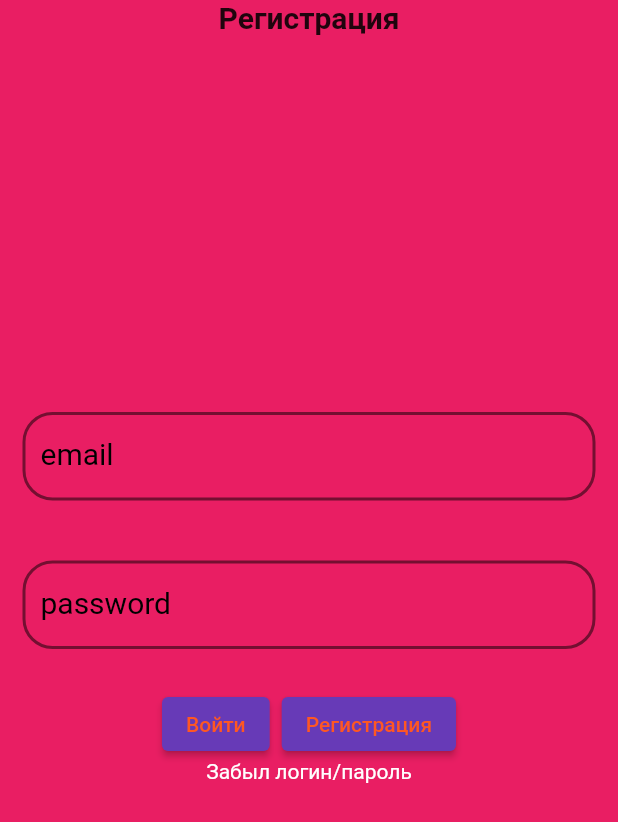
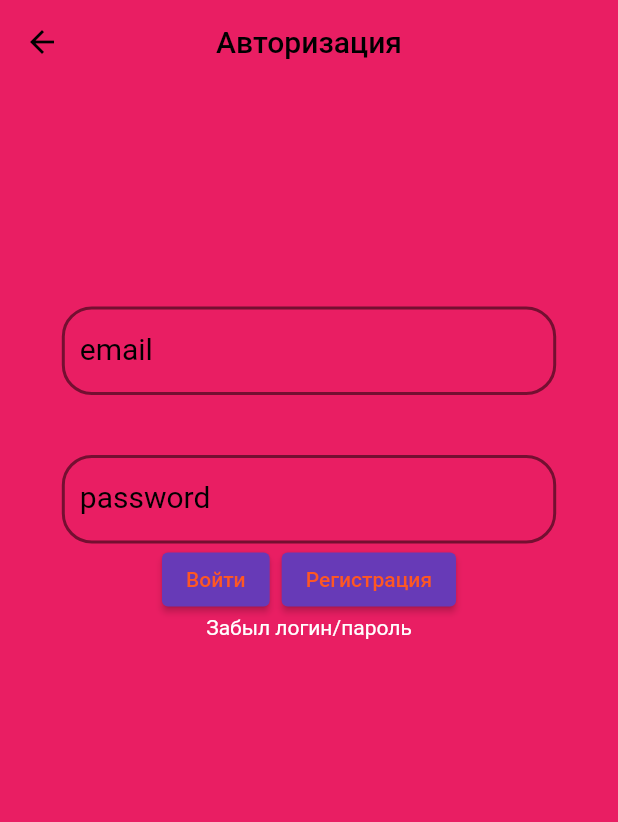
Before and after one commit to WeOwnYou/flutter_app, a Flutter app: the AuthView screen opened by its route, on a phone screen of 412 x 824 dp. Shown: the top 822 px of the screen. Run offline on Flutter 3.47's test engine with Material 2 defaults, Android fonts, the phone set to English and light mode, and no system bars; our stand-ins replace cloud_firestore, dio, firebase_auth, firebase_core, firebase_crashlytics; accounts and stored records are empty.

Commit message:
рефакторинг в целом по приложению

```diff
--- a/lib/core/ui/screens/auth_screen/auth_view.dart
+++ b/lib/core/ui/screens/auth_screen/auth_view.dart
@@ -2,6 +2,8 @@ import 'package:flutter/material.dart';
 import 'package:flutter_app/core/ui/screens/auth_screen/auth_view_model.dart';
 import 'package:flutter_app/core/widgets/loading_widget.dart';
 import 'package:provider/provider.dart';
+
+// EdgeInsets.only(bottom: MediaQuery.of(context).viewInsets.bottom)
 
 class AuthView extends StatelessWidget {
   const AuthView({Key? key}) : super(key: key);
@@ -9,99 +11,67 @@ class AuthView extends StatelessWidget {
   @override
   Widget build(BuildContext context) {
     final isLoading = context.select((AuthViewModel vm) => vm.isLoading);
-    return Scaffold(
-      backgroundColor: Colors.pink,
-      body: SingleChildScrollView(
-        child: SizedBox(
-          height: isLoading
-              ? MediaQuery.of(context).size.height + 50
-              : MediaQuery.of(context).size.height,
-          child: Center(
-            child: Padding(
-              padding: const EdgeInsets.symmetric(horizontal: 15),
-              child: SafeArea(
-                child: Column(
-                  mainAxisAlignment: MainAxisAlignment.center,
-                  children: const [
-                    Expanded(
-                      child: Text(
-                        'Регистрация',
-                        style: TextStyle(
-                          fontWeight: FontWeight.bold,
-                          fontSize: 20,
-                        ),
-                      ),
-                    ),
-                    Expanded(flex: 2, child: AuthField()),
-                  ],
-                ),
-              ),
-            ),
-          ),
-        ),
-      ),
-    );
-  }
-}
-
-class AuthField extends StatelessWidget {
-  const AuthField({Key? key}) : super(key: key);
-
-  @override
-  Widget build(BuildContext context) {
     final vm = Provider.of<AuthViewModel>(context, listen: false);
     final errorText = context.select((AuthViewModel vm) => vm.errorText);
-    final isLoading = context.select((AuthViewModel vm) => vm.isLoading);
-    return Column(
-      children: [
-        TextFormField(
-          controller: vm.emailController,
-          decoration: InputDecoration(
+    final decoration = InputDecoration(
       focusedBorder: OutlineInputBorder(
         borderRadius: BorderRadius.circular(20),
         borderSide: const BorderSide(width: 3),
       ),
       enabledBorder: OutlineInputBorder(
         borderRadius: BorderRadius.circular(20),
-              borderSide:
-                  BorderSide(color: Colors.black.withOpacity(0.5), width: 2),
+        borderSide: BorderSide(color: Colors.black.withOpacity(0.5), width: 2),
       ),
-            labelText: 'email',
       labelStyle: const TextStyle(fontSize: 20, color: Colors.black),
+    );
+    return Scaffold(
+      appBar: AppBar(
+        foregroundColor: Colors.black,
+        centerTitle: true,
+        backgroundColor: Colors.transparent,
+        elevation: 0,
+        title: const Text(
+          'Авторизация',
         ),
       ),
-        Padding(
-          padding: const EdgeInsets.only(top: 40),
-          child: TextFormField(
-            controller: vm.passwordController,
-            decoration: InputDecoration(
-              focusedBorder: OutlineInputBorder(
-                borderRadius: BorderRadius.circular(20),
-                borderSide: const BorderSide(width: 3),
+      backgroundColor: Colors.pink,
+      body: SingleChildScrollView(
+        reverse: true,
+        child: Center(
+          child: FractionallySizedBox(
+            widthFactor: 0.8,
+            child: Column(
+              children: [
+                SizedBox(
+                  height: MediaQuery.of(context).size.height * 0.18,
                 ),
-              enabledBorder: OutlineInputBorder(
-                borderRadius: BorderRadius.circular(20),
-                borderSide: BorderSide(
-                  color: Colors.black.withOpacity(0.5),
-                  width: 2,
+                TextField(
+                  onChanged: (input) => vm.changeAuthData(input, true),
+                  // controller: vm.emailController,
+                  decoration: decoration.copyWith(labelText: 'email'),
                 ),
+                const SizedBox(
+                  height: 40,
                 ),
+                TextField(
+                  onChanged: (input) => vm.changeAuthData(input, false),
+                  obscureText: true,
+                  // controller: vm.passwordController,
+                  decoration: decoration.copyWith(
                     labelText: 'password',
-              labelStyle: const TextStyle(fontSize: 20, color: Colors.black),
-              helperText: errorText,
-              helperStyle: const TextStyle(color: Colors.white, fontSize: 15),
-            ),
+                    hintText: errorText,
                   ),
                 ),
                 Row(
                   mainAxisAlignment: MainAxisAlignment.center,
                   children: [
-            Padding(
-              padding: const EdgeInsets.only(right: 8),
-              child: ElevatedButton(
-                onPressed: isLoading ? null : vm.signInWithEmailAndPassword,
+                    ElevatedButton(
+                      onPressed:
+                          isLoading ? null : vm.signInWithEmailAndPassword,
                       child: const Text('Войти'),
                     ),
+                    const SizedBox(
+                      width: 8,
                     ),
                     ElevatedButton(
                       onPressed: isLoading ? null : vm.registerAccount,
@@ -118,10 +88,13 @@ class AuthField extends StatelessWidget {
                     isActive: true,
                     size: 50,
                     color: Colors.white,
-          )
-        else
-          const SizedBox.shrink(),
+                  ),
+                // SizedBox(height: MediaQuery.of(context).viewInsets.bottom,)
               ],
+            ),
+          ),
+        ),
+      ),
     );
   }
 }
--- a/lib/core/ui/screens/auth_screen/auth_view_model.dart
+++ b/lib/core/ui/screens/auth_screen/auth_view_model.dart
@@ -1,32 +1,35 @@
 import 'dart:async';
 
 import 'package:firebase_auth/firebase_auth.dart';
-import 'package:firebase_core/firebase_core.dart';
 import 'package:flutter/material.dart';
 import 'package:flutter_app/core/navigation/main_navigation.dart';
-import 'package:flutter_app/firebase_options.dart';
+
+
+//TODO(модель): подумать как расширить, чтобы не хранить миллиард полей
+class AuthModel {
+  String login;
+  String password;
+
+  AuthModel({
+    this.login = '',
+    this.password = '',
+  });
+
+  @override
+  String toString() {
+    return 'AuthModel{login: $login, password: $password}';
+  }
+}
 
 class AuthViewModel extends ChangeNotifier {
   final BuildContext context;
-  final _emailController = TextEditingController();
-  final _passwordController = TextEditingController();
+  final AuthModel _authModel = AuthModel();
   String _errorText = '';
   bool _isLoading = false;
-
-  TextEditingController get emailController => _emailController;
-  TextEditingController get passwordController => _passwordController;
   String get errorText => _errorText;
   bool get isLoading => _isLoading;
 
-  AuthViewModel(this.context) {
-    init();
-  }
-
-  Future<void> init() async {
-    await Firebase.initializeApp(
-      options: DefaultFirebaseOptions.currentPlatform,
-    );
-  }
+  AuthViewModel(this.context);
 
   Future<void> registerAccount() async {
     _isLoading = true;
@@ -34,11 +37,11 @@ class AuthViewModel extends ChangeNotifier {
     notifyListeners();
     try {
       await FirebaseAuth.instance.createUserWithEmailAndPassword(
-        email: _emailController.text,
-        password: _passwordController.text,
+        email: _authModel.login,
+        password: _authModel.password,
       );
     } on FirebaseAuthException catch (e) {
-      _errorText = getErrorMessage(e.message);
+      _errorText = _getErrorMessage(e.message);
     }
     _isLoading = false;
     notifyListeners();
@@ -60,14 +63,20 @@ class AuthViewModel extends ChangeNotifier {
           Routes.homeScreen,
         ),
       );
+      _isLoading = false;
+      notifyListeners();
     } on FirebaseAuthException catch (e) {
-      _errorText = getErrorMessage(e.message);
+      _errorText = _getErrorMessage(e.message);
       _isLoading = false;
       notifyListeners();
     }
   }
 
-  String getErrorMessage(String? error) {
+  void changeAuthData(String input, bool isLogin) {
+    isLogin ? _authModel.login = input : _authModel.password = input;
+  }
+
+  String _getErrorMessage(String? error) {
     switch (error) {
       case 'The email address is badly formatted.':
         return 'Неправильный формат email';
--- a/lib/domain/factories/screen_factory.dart
+++ b/lib/domain/factories/screen_factory.dart
@@ -1,4 +1,5 @@
 import 'package:flutter/material.dart';
+import 'package:flutter_app/application/ui/handlers/error_handler.dart';
 import 'package:flutter_app/core/ui/screens/auth_screen/auth_view.dart';
 import 'package:flutter_app/core/ui/screens/auth_screen/auth_view_model.dart';
 import 'package:flutter_app/core/ui/screens/home_screen/home_view.dart';
@@ -21,7 +22,10 @@ class ScreenFactory {
 
   Widget makeHomeScreen() {
     return ChangeNotifierProvider(
-      create: HomeViewModel.new,
+      create: (ctx) => HomeViewModel(
+        ctx,
+        SimpleErrorHandler(context: ctx),
+      ),
       child: const HomeView(),
     );
   }
```
Also changed, not shown: lib/application/ui/handlers/error_handler.dart (added, +17 -0 lines), lib/core/ui/screens/home_screen/home_view_model.dart (+32 -25 lines), lib/core/ui/view_model.dart (+14 -18 lines), lib/domain/dio_network/dio_network_client.dart (+13 -5 lines), 2 other files. Lines whose indentation alone changed are shown as unchanged.
